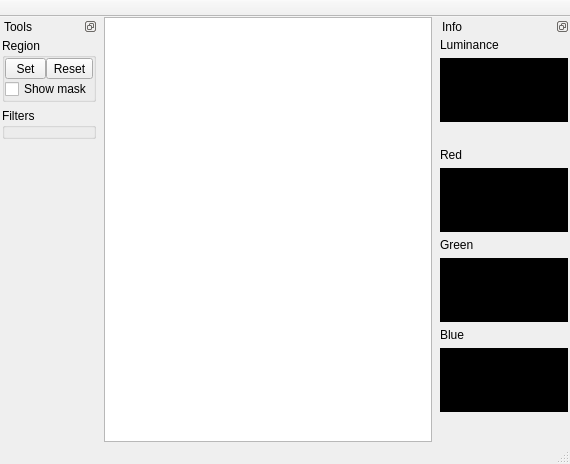
This is mainwindow.ui in borman/mgraph01-editor as Qt 5 draws it before an edit. The edited form follows.
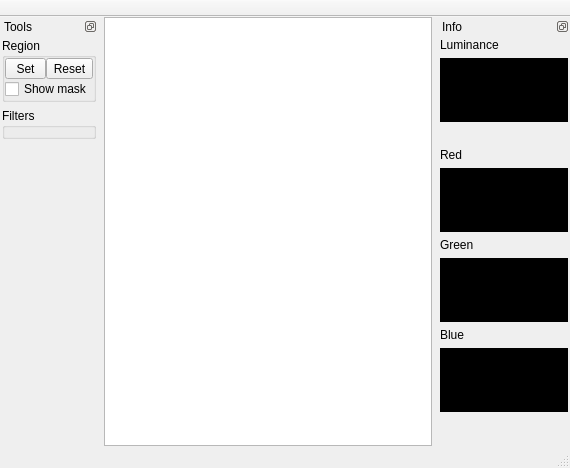
This is the edited form.

Patch:
```diff
--- a/mainwindow.ui
+++ b/mainwindow.ui
@@ -7,7 +7,7 @@
     <x>0</x>
     <y>0</y>
     <width>570</width>
-    <height>464</height>
+    <height>468</height>
    </rect>
   </property>
   <property name="windowTitle">
@@ -41,7 +41,7 @@
    </attribute>
    <widget class="QWidget" name="dockToolsContents">
     <property name="sizePolicy">
-     <sizepolicy hsizetype="Maximum" vsizetype="Preferred">
+     <sizepolicy hsizetype="Fixed" vsizetype="Preferred">
       <horstretch>0</horstretch>
       <verstretch>0</verstretch>
      </sizepolicy>
@@ -141,7 +141,7 @@
   </widget>
   <widget class="QDockWidget" name="dockInfo">
    <property name="sizePolicy">
-    <sizepolicy hsizetype="Maximum" vsizetype="Preferred">
+    <sizepolicy hsizetype="Minimum" vsizetype="Preferred">
      <horstretch>0</horstretch>
      <verstretch>0</verstretch>
     </sizepolicy>
```
